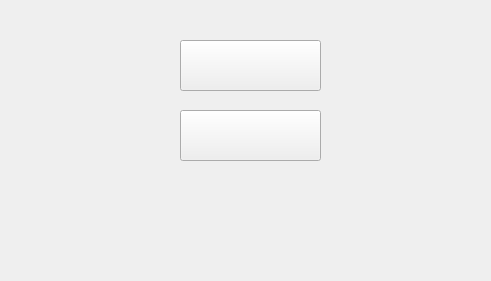
Above: fighterguy/mainwindow.ui from whunt1965/EC535_Final_Project before the change. Below: the same form after it.
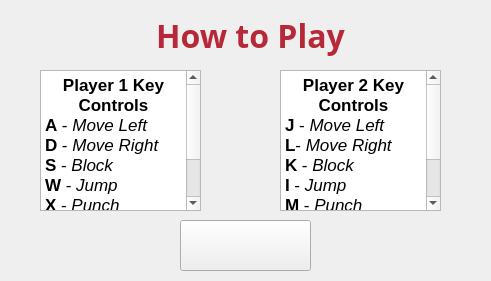
That is the form after the change. The open tabs and pages were chosen to show the change. Icons and pictures are not drawn.

Commit message: instruc page, new nav buttons, reset on keystroke

Patch:
```diff
--- a/fighterguy/mainwindow.ui
+++ b/fighterguy/mainwindow.ui
@@ -103,7 +103,26 @@
       <property name="geometry">
        <rect>
         <x>180</x>
-        <y>40</y>
+        <y>10</y>
+        <width>141</width>
+        <height>51</height>
+       </rect>
+      </property>
+      <property name="styleSheet">
+       <string notr="true">border-image: url(:/assets/NewGame_Btn.png);</string>
+      </property>
+      <property name="text">
+       <string/>
+      </property>
+     </widget>
+     <widget class="QPushButton" name="newGameButton_2">
+      <property name="enabled">
+       <bool>true</bool>
+      </property>
+      <property name="geometry">
+       <rect>
+        <x>180</x>
+        <y>60</y>
         <width>141</width>
         <height>51</height>
        </rect>
@@ -648,6 +667,124 @@
      <zorder>newGameBtn</zorder>
      <zorder>winnerName</zorder>
     </widget>
+    <widget class="QWidget" name="page_4">
+     <widget class="QLabel" name="background_4">
+      <property name="geometry">
+       <rect>
+        <x>0</x>
+        <y>0</y>
+        <width>491</width>
+        <height>281</height>
+       </rect>
+      </property>
+      <property name="autoFillBackground">
+       <bool>true</bool>
+      </property>
+      <property name="styleSheet">
+       <string notr="true">border-image: url(:/assets/beach.png);</string>
+      </property>
+      <property name="text">
+       <string/>
+      </property>
+     </widget>
+     <widget class="QTextBrowser" name="textBrowser">
+      <property name="geometry">
+       <rect>
+        <x>40</x>
+        <y>70</y>
+        <width>161</width>
+        <height>141</height>
+       </rect>
+      </property>
+      <property name="autoFillBackground">
+       <bool>false</bool>
+      </property>
+      <property name="html">
+       <string>&lt;!DOCTYPE HTML PUBLIC &quot;-//W3C//DTD HTML 4.0//EN&quot; &quot;http://www.w3.org/TR/REC-html40/strict.dtd&quot;&gt;
+&lt;html&gt;&lt;head&gt;&lt;meta name=&quot;qrichtext&quot; content=&quot;1&quot; /&gt;&lt;style type=&quot;text/css&quot;&gt;
+p, li { white-space: pre-wrap; }
+&lt;/style&gt;&lt;/head&gt;&lt;body style=&quot; font-family:'.AppleSystemUIFont'; font-size:13pt; font-weight:400; font-style:normal;&quot;&gt;
+&lt;p align=&quot;center&quot; style=&quot; margin-top:0px; margin-bottom:0px; margin-left:0px; margin-right:0px; -qt-block-indent:0; text-indent:0px;&quot;&gt;&lt;span style=&quot; font-weight:600; color:#000000;&quot;&gt;Player 1 Key Controls&lt;/span&gt;&lt;/p&gt;
+&lt;p style=&quot; margin-top:0px; margin-bottom:0px; margin-left:0px; margin-right:0px; -qt-block-indent:0; text-indent:0px;&quot;&gt;&lt;span style=&quot; font-weight:600; color:#000000;&quot;&gt;A&lt;/span&gt;&lt;span style=&quot; color:#000000;&quot;&gt; -&lt;/span&gt;&lt;span style=&quot; font-style:italic; color:#000000;&quot;&gt; Move Left&lt;/span&gt;&lt;/p&gt;
+&lt;p style=&quot; margin-top:0px; margin-bottom:0px; margin-left:0px; margin-right:0px; -qt-block-indent:0; text-indent:0px;&quot;&gt;&lt;span style=&quot; font-weight:600; color:#000000;&quot;&gt;D &lt;/span&gt;&lt;span style=&quot; color:#000000;&quot;&gt;- &lt;/span&gt;&lt;span style=&quot; font-style:italic; color:#000000;&quot;&gt;Move Right&lt;/span&gt;&lt;/p&gt;
+&lt;p style=&quot; margin-top:0px; margin-bottom:0px; margin-left:0px; margin-right:0px; -qt-block-indent:0; text-indent:0px;&quot;&gt;&lt;span style=&quot; font-weight:600; color:#000000;&quot;&gt;S&lt;/span&gt;&lt;span style=&quot; color:#000000;&quot;&gt; - &lt;/span&gt;&lt;span style=&quot; font-style:italic; color:#000000;&quot;&gt;Block&lt;/span&gt;&lt;/p&gt;
+&lt;p style=&quot; margin-top:0px; margin-bottom:0px; margin-left:0px; margin-right:0px; -qt-block-indent:0; text-indent:0px;&quot;&gt;&lt;span style=&quot; font-weight:600; color:#000000;&quot;&gt;W&lt;/span&gt;&lt;span style=&quot; color:#000000;&quot;&gt; - &lt;/span&gt;&lt;span style=&quot; font-style:italic; color:#000000;&quot;&gt;Jump&lt;/span&gt;&lt;/p&gt;
+&lt;p style=&quot; margin-top:0px; margin-bottom:0px; margin-left:0px; margin-right:0px; -qt-block-indent:0; text-indent:0px;&quot;&gt;&lt;span style=&quot; font-weight:600; color:#000000;&quot;&gt;X&lt;/span&gt;&lt;span style=&quot; color:#000000;&quot;&gt; - &lt;/span&gt;&lt;span style=&quot; font-style:italic; color:#000000;&quot;&gt;Punch&lt;/span&gt;&lt;/p&gt;
+&lt;p style=&quot; margin-top:0px; margin-bottom:0px; margin-left:0px; margin-right:0px; -qt-block-indent:0; text-indent:0px;&quot;&gt;&lt;span style=&quot; font-weight:600; color:#000000;&quot;&gt;C &lt;/span&gt;&lt;span style=&quot; color:#000000;&quot;&gt;- &lt;/span&gt;&lt;span style=&quot; font-style:italic; color:#000000;&quot;&gt;Kick&lt;/span&gt;&lt;/p&gt;
+&lt;p style=&quot; margin-top:0px; margin-bottom:0px; margin-left:0px; margin-right:0px; -qt-block-indent:0; text-indent:0px;&quot;&gt;&lt;span style=&quot; font-weight:600; color:#000000;&quot;&gt;SpaceBar&lt;/span&gt;&lt;span style=&quot; color:#000000;&quot;&gt; - &lt;/span&gt;&lt;span style=&quot; font-style:italic; color:#000000;&quot;&gt;Pause&lt;/span&gt;&lt;/p&gt;&lt;/body&gt;&lt;/html&gt;</string>
+      </property>
+     </widget>
+     <widget class="QTextEdit" name="textEdit_2">
+      <property name="geometry">
+       <rect>
+        <x>280</x>
+        <y>70</y>
+        <width>161</width>
+        <height>141</height>
+       </rect>
+      </property>
+      <property name="html">
+       <string>&lt;!DOCTYPE HTML PUBLIC &quot;-//W3C//DTD HTML 4.0//EN&quot; &quot;http://www.w3.org/TR/REC-html40/strict.dtd&quot;&gt;
+&lt;html&gt;&lt;head&gt;&lt;meta name=&quot;qrichtext&quot; content=&quot;1&quot; /&gt;&lt;style type=&quot;text/css&quot;&gt;
+p, li { white-space: pre-wrap; }
+&lt;/style&gt;&lt;/head&gt;&lt;body style=&quot; font-family:'.AppleSystemUIFont'; font-size:13pt; font-weight:400; font-style:normal;&quot;&gt;
+&lt;p align=&quot;center&quot; style=&quot; margin-top:0px; margin-bottom:0px; margin-left:0px; margin-right:0px; -qt-block-indent:0; text-indent:0px;&quot;&gt;&lt;span style=&quot; font-weight:600;&quot;&gt;Player 2 Key Controls&lt;/span&gt;&lt;/p&gt;
+&lt;p style=&quot; margin-top:0px; margin-bottom:0px; margin-left:0px; margin-right:0px; -qt-block-indent:0; text-indent:0px;&quot;&gt;&lt;span style=&quot; font-weight:600;&quot;&gt;J&lt;/span&gt; -&lt;span style=&quot; font-style:italic;&quot;&gt; Move Left&lt;/span&gt;&lt;/p&gt;
+&lt;p style=&quot; margin-top:0px; margin-bottom:0px; margin-left:0px; margin-right:0px; -qt-block-indent:0; text-indent:0px;&quot;&gt;&lt;span style=&quot; font-weight:600;&quot;&gt;L&lt;/span&gt;- &lt;span style=&quot; font-style:italic;&quot;&gt;Move Right&lt;/span&gt;&lt;/p&gt;
+&lt;p style=&quot; margin-top:0px; margin-bottom:0px; margin-left:0px; margin-right:0px; -qt-block-indent:0; text-indent:0px;&quot;&gt;&lt;span style=&quot; font-weight:600;&quot;&gt;K&lt;/span&gt; - &lt;span style=&quot; font-style:italic;&quot;&gt;Block&lt;/span&gt;&lt;/p&gt;
+&lt;p style=&quot; margin-top:0px; margin-bottom:0px; margin-left:0px; margin-right:0px; -qt-block-indent:0; text-indent:0px;&quot;&gt;&lt;span style=&quot; font-weight:600;&quot;&gt;I&lt;/span&gt; - &lt;span style=&quot; font-style:italic;&quot;&gt;Jump&lt;/span&gt;&lt;/p&gt;
+&lt;p style=&quot; margin-top:0px; margin-bottom:0px; margin-left:0px; margin-right:0px; -qt-block-indent:0; text-indent:0px;&quot;&gt;&lt;span style=&quot; font-weight:600;&quot;&gt;M&lt;/span&gt; - &lt;span style=&quot; font-style:italic;&quot;&gt;Punch&lt;/span&gt;&lt;/p&gt;
+&lt;p style=&quot; margin-top:0px; margin-bottom:0px; margin-left:0px; margin-right:0px; -qt-block-indent:0; text-indent:0px;&quot;&gt;&lt;span style=&quot; font-weight:600;&quot;&gt;N &lt;/span&gt;- &lt;span style=&quot; font-style:italic;&quot;&gt;Kick&lt;/span&gt;&lt;/p&gt;
+&lt;p style=&quot; margin-top:0px; margin-bottom:0px; margin-left:0px; margin-right:0px; -qt-block-indent:0; text-indent:0px;&quot;&gt;&lt;span style=&quot; font-weight:600;&quot;&gt;SpaceBar&lt;/span&gt; - &lt;span style=&quot; font-style:italic;&quot;&gt;Pause&lt;/span&gt;&lt;/p&gt;&lt;/body&gt;&lt;/html&gt;</string>
+      </property>
+     </widget>
+     <widget class="QLabel" name="label_8">
+      <property name="geometry">
+       <rect>
+        <x>150</x>
+        <y>0</y>
+        <width>201</width>
+        <height>71</height>
+       </rect>
+      </property>
+      <property name="font">
+       <font>
+        <family>Chalkboard SE</family>
+        <pointsize>24</pointsize>
+        <weight>75</weight>
+        <bold>true</bold>
+       </font>
+      </property>
+      <property name="styleSheet">
+       <string notr="true">color: rgb(183, 41, 56);</string>
+      </property>
+      <property name="text">
+       <string>How to Play</string>
+      </property>
+      <property name="textFormat">
+       <enum>Qt::PlainText</enum>
+      </property>
+      <property name="alignment">
+       <set>Qt::AlignCenter</set>
+      </property>
+     </widget>
+     <widget class="QPushButton" name="exitBtn_2">
+      <property name="geometry">
+       <rect>
+        <x>180</x>
+        <y>220</y>
+        <width>131</width>
+        <height>51</height>
+       </rect>
+      </property>
+      <property name="styleSheet">
+       <string notr="true">border-image: url(:/assets/MainMenu_Btn.png)</string>
+      </property>
+      <property name="text">
+       <string/>
+      </property>
+     </widget>
+    </widget>
    </widget>
   </widget>
  </widget>
```
Left out of the diff: 18 changed lines with no effect on the pictures. The commit also changes 4 other files.
